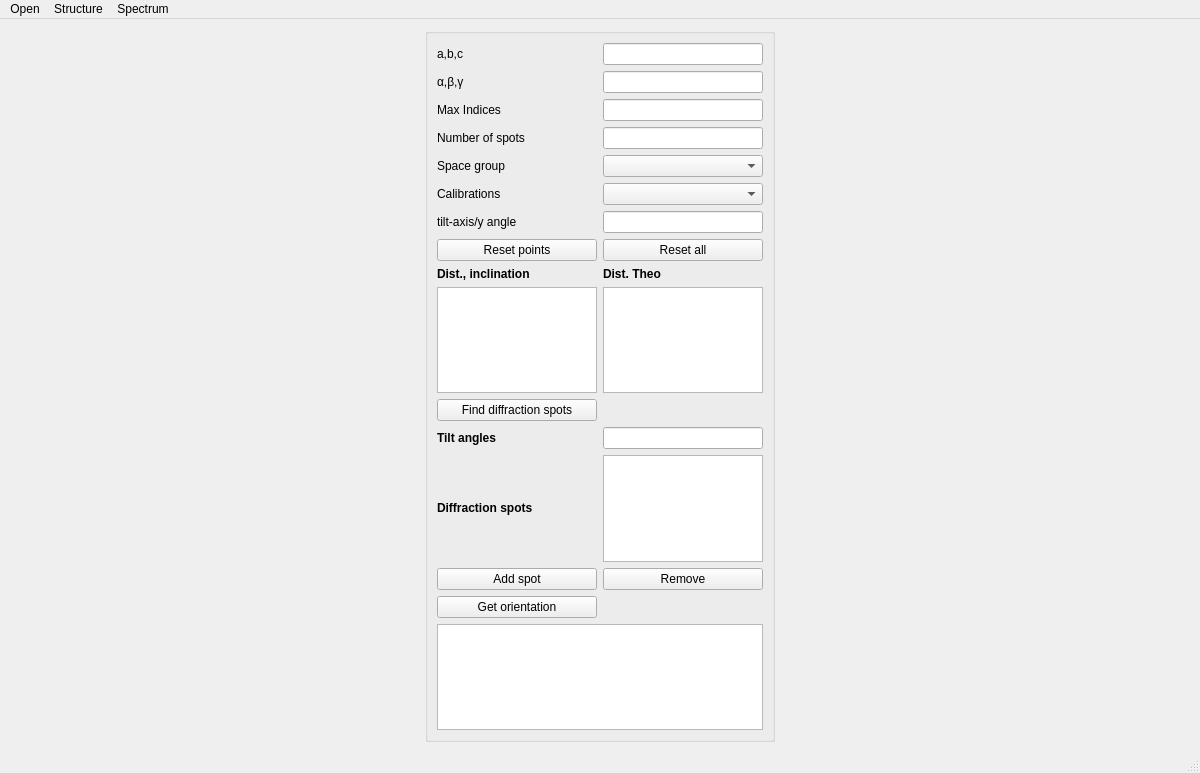
mompiou/index, file indexUI.ui: the form before one commit.
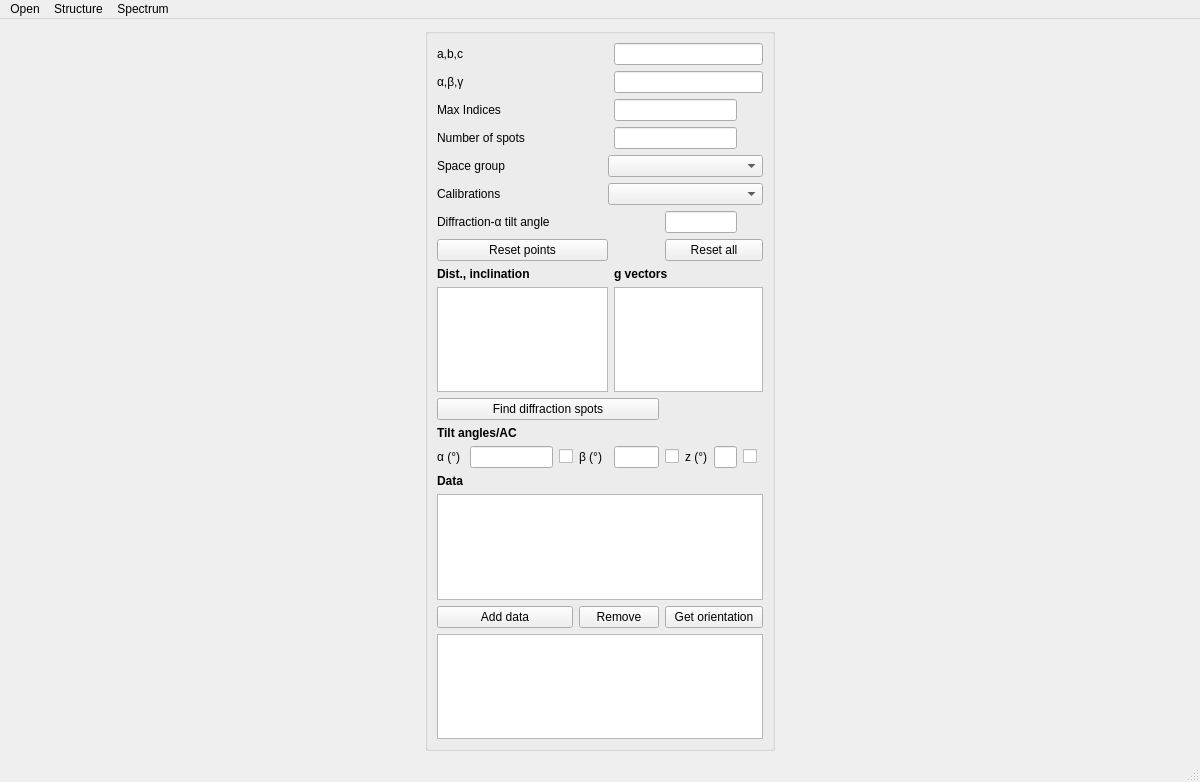
The form after the commit.

Commit message: Add tilt beta and theta, change UI

The edit to the form file:
```diff
--- a/indexUI.ui
+++ b/indexUI.ui
@@ -7,7 +7,7 @@
     <x>0</x>
     <y>0</y>
     <width>1200</width>
-    <height>773</height>
+    <height>782</height>
    </rect>
   </property>
   <property name="windowTitle">
@@ -30,15 +30,47 @@
        <string/>
       </property>
       <layout class="QGridLayout" name="gridLayout">
-       <item row="0" column="0">
-        <widget class="QLabel" name="abc_label">
+       <item row="12" column="2">
+        <widget class="QCheckBox" name="alpha_signBox">
          <property name="text">
-          <string>a,b,c</string>
+          <string/>
          </property>
         </widget>
        </item>
-       <item row="0" column="1">
-        <widget class="QLineEdit" name="abc_entry"/>
+       <item row="7" column="0" colspan="5">
+        <widget class="QPushButton" name="Button_reset">
+         <property name="text">
+          <string>Reset points</string>
+         </property>
+        </widget>
+       </item>
+       <item row="5" column="0" colspan="2">
+        <widget class="QLabel" name="Calib_label">
+         <property name="text">
+          <string>Calibrations</string>
+         </property>
+        </widget>
+       </item>
+       <item row="15" column="0" colspan="2">
+        <widget class="QLabel" name="label_4">
+         <property name="text">
+          <string>&lt;html&gt;&lt;head/&gt;&lt;body&gt;&lt;p&gt;&lt;span style=&quot; font-weight:600;&quot;&gt;Data&lt;/span&gt;&lt;/p&gt;&lt;/body&gt;&lt;/html&gt;</string>
+         </property>
+        </widget>
+       </item>
+       <item row="12" column="0">
+        <widget class="QLabel" name="alpha_label_2">
+         <property name="text">
+          <string>α (°)</string>
+         </property>
+        </widget>
+       </item>
+       <item row="8" column="5" colspan="4">
+        <widget class="QLabel" name="label_2">
+         <property name="text">
+          <string>&lt;html&gt;&lt;head/&gt;&lt;body&gt;&lt;p&gt;&lt;span style=&quot; font-weight:600;&quot;&gt;g vectors&lt;/span&gt;&lt;/p&gt;&lt;/body&gt;&lt;/html&gt;</string>
+         </property>
+        </widget>
        </item>
        <item row="1" column="0">
         <widget class="QLabel" name="alpha_label">
@@ -47,144 +79,160 @@
          </property>
         </widget>
        </item>
-       <item row="1" column="1">
-        <widget class="QLineEdit" name="alphabetagamma_entry"/>
+       <item row="0" column="0">
+        <widget class="QLabel" name="abc_label">
+         <property name="text">
+          <string>a,b,c</string>
+         </property>
+        </widget>
        </item>
-       <item row="2" column="0">
+       <item row="3" column="5" colspan="4">
+        <widget class="QLineEdit" name="n_entry"/>
+       </item>
+       <item row="2" column="0" colspan="2">
         <widget class="QLabel" name="indice_label">
          <property name="text">
           <string>Max Indices</string>
          </property>
         </widget>
        </item>
-       <item row="2" column="1">
-        <widget class="QLineEdit" name="indice_entry"/>
-       </item>
-       <item row="3" column="0">
-        <widget class="QLabel" name="n_label">
+       <item row="17" column="6" colspan="5">
+        <widget class="QPushButton" name="orientation_button">
          <property name="text">
-          <string>Number of spots</string>
+          <string>Get orientation</string>
          </property>
         </widget>
        </item>
-       <item row="3" column="1">
-        <widget class="QLineEdit" name="n_entry"/>
-       </item>
-       <item row="4" column="0">
+       <item row="4" column="0" colspan="3">
         <widget class="QLabel" name="space_group_label">
          <property name="text">
           <string>Space group</string>
          </property>
         </widget>
        </item>
-       <item row="4" column="1">
-        <widget class="QComboBox" name="SpaceGroup_box"/>
-       </item>
-       <item row="5" column="0">
-        <widget class="QLabel" name="Calib_label">
+       <item row="11" column="0" colspan="5">
+        <widget class="QLabel" name="label_3">
          <property name="text">
-          <string>Calibrations</string>
+          <string>&lt;html&gt;&lt;head/&gt;&lt;body&gt;&lt;p&gt;&lt;span style=&quot; font-weight:600;&quot;&gt;Tilt angles/AC&lt;/span&gt;&lt;/p&gt;&lt;/body&gt;&lt;/html&gt;</string>
          </property>
         </widget>
        </item>
-       <item row="5" column="1">
-        <widget class="QComboBox" name="Calib_box"/>
+       <item row="19" column="0" colspan="11">
+        <widget class="QListWidget" name="euler_listbox"/>
        </item>
-       <item row="6" column="0">
-        <widget class="QLabel" name="tilt_axis_angle_label">
-         <property name="text">
-          <string>tilt-axis/y angle</string>
-         </property>
-        </widget>
-       </item>
-       <item row="6" column="1">
-        <widget class="QLineEdit" name="tilt_axis_angle_entry"/>
-       </item>
-       <item row="7" column="0">
-        <widget class="QPushButton" name="Button_reset">
-         <property name="text">
-          <string>Reset points</string>
-         </property>
-        </widget>
-       </item>
-       <item row="7" column="1">
+       <item row="7" column="6" colspan="5">
         <widget class="QPushButton" name="Button_reset_all">
          <property name="text">
           <string>Reset all</string>
          </property>
         </widget>
        </item>
-       <item row="8" column="0">
+       <item row="16" column="0" colspan="11">
+        <widget class="QListWidget" name="diff_spot_Listbox"/>
+       </item>
+       <item row="0" column="5" colspan="6">
+        <widget class="QLineEdit" name="abc_entry"/>
+       </item>
+       <item row="12" column="5">
+        <widget class="QLineEdit" name="tilt_b_entry"/>
+       </item>
+       <item row="6" column="0" colspan="6">
+        <widget class="QLabel" name="tilt_axis_angle_label">
+         <property name="text">
+          <string>Diffraction-α tilt angle</string>
+         </property>
+        </widget>
+       </item>
+       <item row="9" column="0" colspan="5">
+        <widget class="QListWidget" name="ListBox_d_2"/>
+       </item>
+       <item row="8" column="0" colspan="5">
         <widget class="QLabel" name="label">
          <property name="text">
           <string>&lt;html&gt;&lt;head/&gt;&lt;body&gt;&lt;p&gt;&lt;span style=&quot; font-weight:600;&quot;&gt;Dist., inclination&lt;/span&gt;&lt;/p&gt;&lt;/body&gt;&lt;/html&gt;</string>
          </property>
         </widget>
        </item>
-       <item row="8" column="1">
-        <widget class="QLabel" name="label_2">
-         <property name="text">
-          <string>&lt;html&gt;&lt;head/&gt;&lt;body&gt;&lt;p&gt;&lt;span style=&quot; font-weight:600;&quot;&gt;Dist. Theo&lt;/span&gt;&lt;/p&gt;&lt;/body&gt;&lt;/html&gt;</string>
-         </property>
-        </widget>
-       </item>
-       <item row="9" column="0">
-        <widget class="QListWidget" name="ListBox_d_2"/>
-       </item>
-       <item row="9" column="1">
-        <widget class="QListWidget" name="ListBox_theo"/>
-       </item>
-       <item row="11" column="0">
-        <widget class="QLabel" name="label_3">
-         <property name="text">
-          <string>&lt;html&gt;&lt;head/&gt;&lt;body&gt;&lt;p&gt;&lt;span style=&quot; font-weight:600;&quot;&gt;Tilt angles&lt;/span&gt;&lt;/p&gt;&lt;/body&gt;&lt;/html&gt;</string>
-         </property>
-        </widget>
-       </item>
-       <item row="11" column="1">
-        <widget class="QLineEdit" name="tilt_entry"/>
-       </item>
-       <item row="12" column="0">
-        <widget class="QLabel" name="label_4">
-         <property name="text">
-          <string>&lt;html&gt;&lt;head/&gt;&lt;body&gt;&lt;p&gt;&lt;span style=&quot; font-weight:600;&quot;&gt;Diffraction spots&lt;/span&gt;&lt;/p&gt;&lt;/body&gt;&lt;/html&gt;</string>
-         </property>
-        </widget>
-       </item>
        <item row="12" column="1">
-        <widget class="QListWidget" name="diff_spot_Listbox"/>
+        <widget class="QLineEdit" name="tilt_a_entry"/>
        </item>
-       <item row="13" column="0">
+       <item row="10" column="0" colspan="6">
+        <widget class="QPushButton" name="distance_button">
+         <property name="text">
+          <string>Find diffraction spots</string>
+         </property>
+        </widget>
+       </item>
+       <item row="4" column="4" colspan="7">
+        <widget class="QComboBox" name="SpaceGroup_box"/>
+       </item>
+       <item row="2" column="5" colspan="4">
+        <widget class="QLineEdit" name="indice_entry"/>
+       </item>
+       <item row="9" column="5" colspan="6">
+        <widget class="QListWidget" name="ListBox_theo"/>
+       </item>
+       <item row="12" column="3">
+        <widget class="QLabel" name="beta_label">
+         <property name="text">
+          <string>β (°)</string>
+         </property>
+        </widget>
+       </item>
+       <item row="12" column="6">
+        <widget class="QCheckBox" name="beta_signBox">
+         <property name="text">
+          <string/>
+         </property>
+        </widget>
+       </item>
+       <item row="6" column="6" colspan="3">
+        <widget class="QLineEdit" name="tilt_axis_angle_entry"/>
+       </item>
+       <item row="17" column="0" colspan="3">
         <widget class="QPushButton" name="add_spot_button">
          <property name="text">
-          <string>Add spot</string>
+          <string>Add data</string>
          </property>
         </widget>
        </item>
-       <item row="13" column="1">
+       <item row="3" column="0" colspan="5">
+        <widget class="QLabel" name="n_label">
+         <property name="text">
+          <string>Number of spots</string>
+         </property>
+        </widget>
+       </item>
+       <item row="5" column="4" colspan="7">
+        <widget class="QComboBox" name="Calib_box"/>
+       </item>
+       <item row="1" column="5" colspan="6">
+        <widget class="QLineEdit" name="alphabetagamma_entry"/>
+       </item>
+       <item row="12" column="7">
+        <widget class="QLabel" name="z_label">
+         <property name="text">
+          <string>z (°)</string>
+         </property>
+        </widget>
+       </item>
+       <item row="12" column="8">
+        <widget class="QLineEdit" name="tilt_z_entry"/>
+       </item>
+       <item row="12" column="9">
+        <widget class="QCheckBox" name="theta_signBox">
+         <property name="text">
+          <string/>
+         </property>
+        </widget>
+       </item>
+       <item row="17" column="3" colspan="3">
         <widget class="QPushButton" name="remove_spot_button">
          <property name="text">
           <string>Remove</string>
          </property>
         </widget>
        </item>
-       <item row="15" column="0" colspan="2">
-        <widget class="QListWidget" name="euler_listbox"/>
-       </item>
-       <item row="10" column="0">
-        <widget class="QPushButton" name="distance_button">
-         <property name="text">
-          <string>Find diffraction spots</string>
-         </property>
-        </widget>
-       </item>
-       <item row="14" column="0">
-        <widget class="QPushButton" name="orientation_button">
-         <property name="text">
-          <string>Get orientation</string>
-         </property>
-        </widget>
-       </item>
       </layout>
       <zorder>abc_label</zorder>
       <zorder>abc_label</zorder>
```
Left out of the diff: 54 changed lines with no effect on the pictures. The commit also changes 3 other files.
